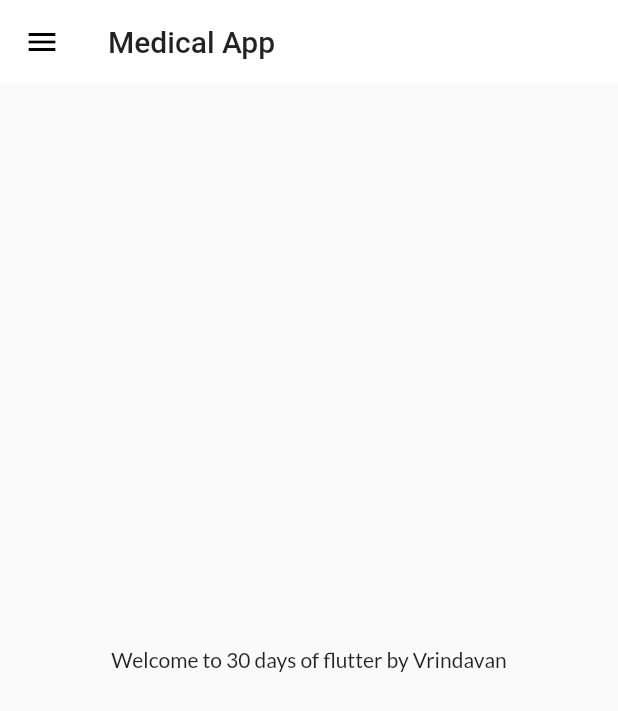
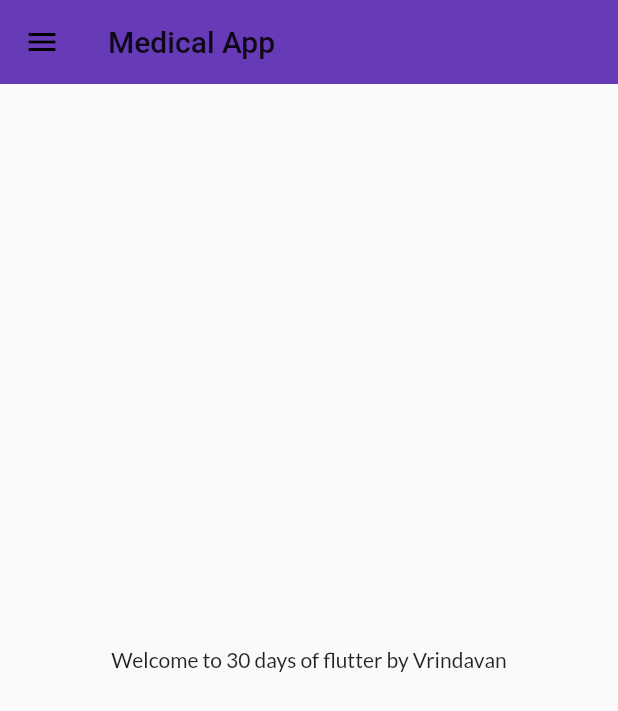
Before and after one commit to harshgupta455/LoginPage_Using_Flutter, a Flutter app: the screen it shows after launch, on a phone screen of 412 x 824 dp. Shown: the top 711 px of the screen. Run offline on Flutter 3.47's test engine with Material 2 defaults, Android fonts, the phone set to English and light mode, and no system bars; our stand-ins replace google_fonts.

```diff
--- a/lib/widgets/theme.dart
+++ b/lib/widgets/theme.dart
@@ -6,19 +6,13 @@ class MyTheme {
       primarySwatch: Colors.deepPurple,
       fontFamily: GoogleFonts.lato().fontFamily,
       appBarTheme: AppBarTheme(
-        color: Colors.white,
+        color: Colors.deepPurple,
         elevation: 0.0,
         iconTheme: IconThemeData(color: Colors.black),
-        textTheme: Theme.of(context).textTheme,
+        titleTextStyle: Theme.of(context).textTheme.titleLarge,
       ));
 
   static ThemeData darkTheme(BuildContext context) => ThemeData(
-      primarySwatch: Colors.deepPurple,
-      fontFamily: GoogleFonts.lato().fontFamily,
-      appBarTheme: AppBarTheme(
-        color: Colors.white,
-        elevation: 0.0,
-        iconTheme: IconThemeData(color: Colors.black),
-        textTheme: Theme.of(context).textTheme,
-      ));
+        brightness: Brightness.dark,
+      );
 }
```
Also changed, not shown: lib/models/catalog.dart (added, +27 -0 lines), 1 other file.
